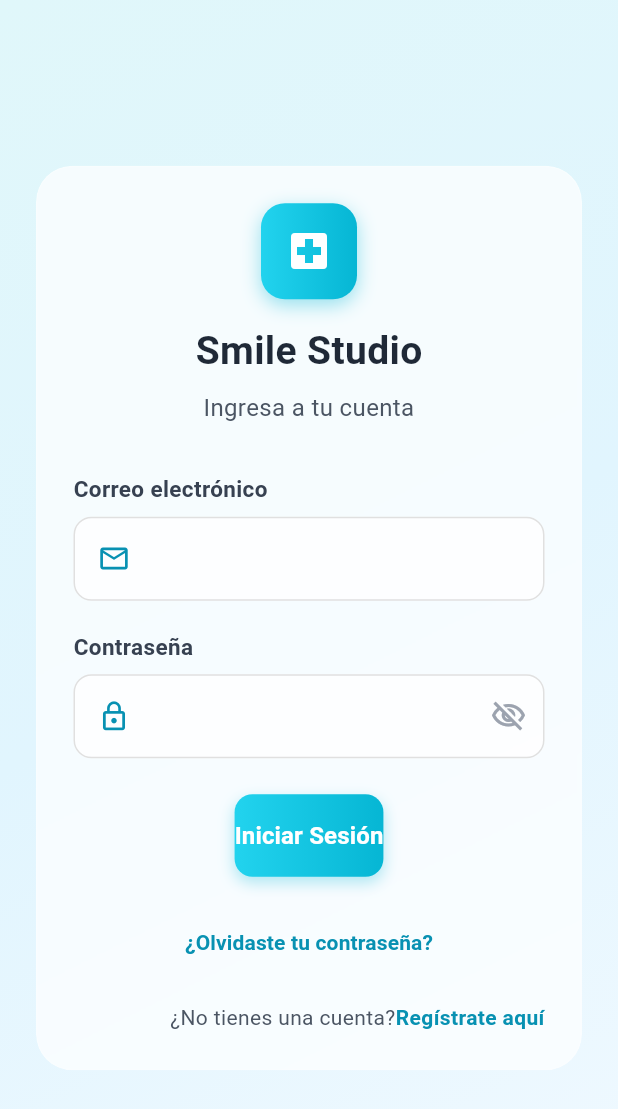
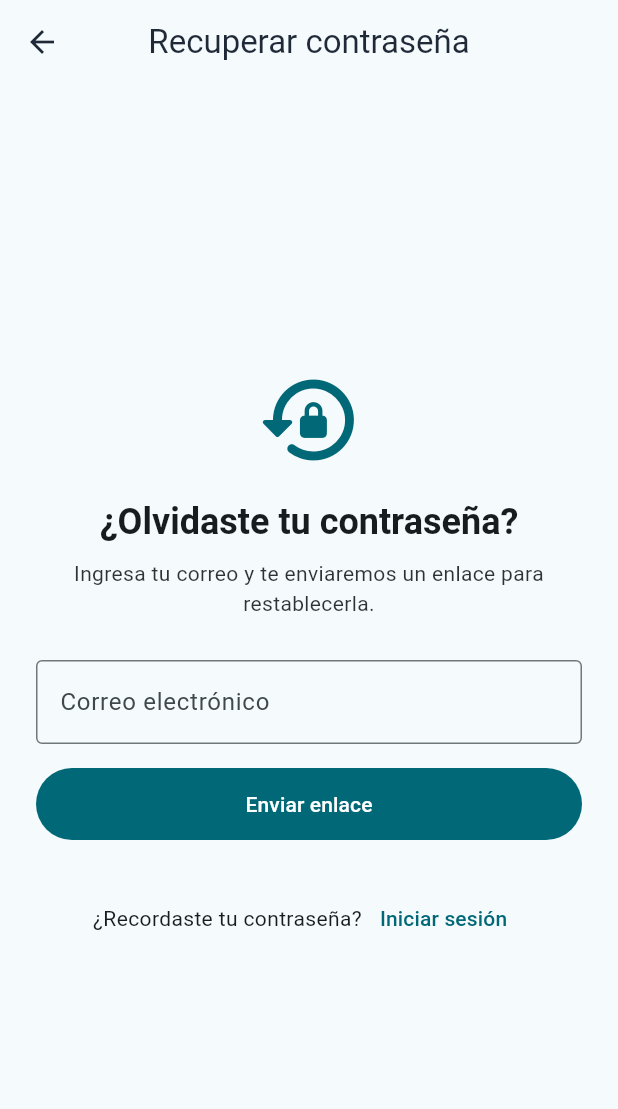
Before and after one commit to MOSZDan/sitwo-project-mobile, a Flutter app: the LoginScreen screen opened by its route, after a tap on "¿Olvidaste tu contraseña?", on a phone screen of 412 x 824 dp. Shown: the top 1109 px of the screen. Run offline on Flutter 3.47's test engine with Material 3 defaults, Android fonts, the light colour scheme and no system bars; our stand-ins replace shared_preferences; accounts and stored records are empty.

Commit message:
SI2-19 Se ha desarrollado el screen de recuperar contraseña

```diff
--- /dev/null
+++ b/lib/screens/forgot_password_screen.dart
@@ -0,0 +1,341 @@
+// lib/screens/forgot_password_screen.dart
+import 'dart:async';
+import 'dart:convert';
+import 'package:flutter/material.dart';
+import 'package:flutter/services.dart';
+import 'package:http/http.dart' as http;
+
+import '../config/app_config.dart';
+import 'login_screen.dart';
+
+class ForgotPasswordScreen extends StatefulWidget {
+  const ForgotPasswordScreen({super.key});
+
+  @override
+  State<ForgotPasswordScreen> createState() => _ForgotPasswordScreenState();
+}
+
+class _ForgotPasswordScreenState extends State<ForgotPasswordScreen> {
+  final _formKey = GlobalKey<FormState>();
+  final _emailCtrl = TextEditingController();
+  final _emailFocus = FocusNode();
+
+  bool _loading = false;
+  String? _serverMsg;
+  String? _serverErr;
+
+  // Cooldown anti-spam (opcional, mantenido)
+  static const int _cooldownSeconds = 45;
+  int _cooldownLeft = 0;
+  Timer? _cooldownTimer;
+
+  @override
+  void dispose() {
+    _cooldownTimer?.cancel();
+    _emailCtrl.dispose();
+    _emailFocus.dispose();
+    super.dispose();
+  }
+
+  String _apiUrl() =>
+      '${AppConfig.baseUrl}${AppConfig.apiPrefix}/auth/password-reset/';
+
+  String? _validateEmail(String? value) {
+    final s = (value ?? '').trim();
+    if (s.isEmpty) return 'Ingresa tu correo';
+    final re = RegExp(r'^[^@\s]+@[^@\s]+\.[^@\s]+$');
+    if (!re.hasMatch(s)) return 'Correo inválido';
+    return null;
+  }
+
+  void _startCooldown() {
+    setState(() => _cooldownLeft = _cooldownSeconds);
+    _cooldownTimer?.cancel();
+    _cooldownTimer = Timer.periodic(const Duration(seconds: 1), (t) {
+      if (!mounted) return;
+      if (_cooldownLeft <= 1) {
+        t.cancel();
+        setState(() => _cooldownLeft = 0);
+      } else {
+        setState(() => _cooldownLeft -= 1);
+      }
+    });
+  }
+
+  Future<void> _submit() async {
+    if (_loading || _cooldownLeft > 0) return;
+    _serverErr = null;
+    _serverMsg = null;
+
+    if (!_formKey.currentState!.validate()) {
+      _emailFocus.requestFocus();
+      return;
+    }
+
+    FocusScope.of(context).unfocus();
+    HapticFeedback.selectionClick();
+    setState(() => _loading = true);
+
+    try {
+      final res = await http
+          .post(
+            Uri.parse(_apiUrl()),
+            headers: AppConfig.defaultHeaders,
+            body: jsonEncode({'email': _emailCtrl.text.trim()}),
+          )
+          .timeout(AppConfig.requestTimeout);
+
+      final data = res.body.isNotEmpty ? jsonDecode(res.body) : {};
+      if (res.statusCode == 200) {
+        _serverMsg =
+            (data['message'] as String?) ??
+            'Si el correo existe, enviamos un enlace para restablecer tu contraseña.';
+        if (mounted) _showSuccessNotice(_serverMsg!);
+        _startCooldown();
+      } else if (res.statusCode == 400) {
+        _serverErr = (data['detail'] as String?) ?? 'Solicitud inválida.';
+        _showSnack(_serverErr!, isError: true);
+      } else {
+        _serverErr = 'Error inesperado (${res.statusCode}).';
+        _showSnack(_serverErr!, isError: true);
+      }
+    } on TimeoutException {
+      _serverErr = 'Tiempo de espera agotado. Inténtalo nuevamente.';
+      _showSnack(_serverErr!, isError: true);
+    } catch (e) {
+      _serverErr = 'Error de red: $e';
+      _showSnack(_serverErr!, isError: true);
+    } finally {
+      if (mounted) setState(() => _loading = false);
+    }
+  }
+
+  void _showSnack(String msg, {bool isError = false}) {
+    if (!mounted) return;
+    ScaffoldMessenger.of(context).showSnackBar(
+      SnackBar(
+        content: Text(msg),
+        backgroundColor: isError ? Colors.red : null,
+        behavior: SnackBarBehavior.floating,
+      ),
+    );
+  }
+
+  Future<void> _showSuccessNotice(String message) async {
+    if (!mounted) return;
+    await showModalBottomSheet<void>(
+      context: context,
+      isScrollControlled: true,
+      showDragHandle: true,
+      backgroundColor: Theme.of(context).colorScheme.surface,
+      shape: const RoundedRectangleBorder(
+        borderRadius: BorderRadius.vertical(top: Radius.circular(20)),
+      ),
+      builder: (ctx) {
+        final theme = Theme.of(ctx);
+        return SafeArea(
+          child: Padding(
+            padding: const EdgeInsets.fromLTRB(20, 8, 20, 24),
+            child: Column(
+              mainAxisSize: MainAxisSize.min,
+              children: [
+                Icon(
+                  Icons.mark_email_read_rounded,
+                  size: 56,
+                  color: theme.colorScheme.primary,
+                ),
+                const SizedBox(height: 12),
+                Text(
+                  'Correo enviado',
+                  style: theme.textTheme.titleLarge?.copyWith(
+                    fontWeight: FontWeight.w700,
+                  ),
+                  textAlign: TextAlign.center,
+                ),
+                const SizedBox(height: 8),
+                Text(
+                  message,
+                  style: theme.textTheme.bodyMedium,
+                  textAlign: TextAlign.center,
+                ),
+                const SizedBox(height: 16),
+                SizedBox(
+                  width: double.infinity,
+                  child: FilledButton(
+                    onPressed: () => Navigator.of(ctx).pop(),
+                    child: const Text('Listo'),
+                  ),
+                ),
+              ],
+            ),
+          ),
+        );
+      },
+    );
+  }
+
+  @override
+  Widget build(BuildContext context) {
+    final theme = Theme.of(context);
+    final canSubmit = !_loading && _cooldownLeft == 0;
+
+    return Scaffold(
+      appBar: AppBar(
+        title: const Text('Recuperar contraseña'),
+        centerTitle: true,
+      ),
+      body: SafeArea(
+        child: LayoutBuilder(
+          builder: (context, constraints) {
+            // Centrado vertical: el contenido ocupa al menos la altura visible
+            return SingleChildScrollView(
+              padding: const EdgeInsets.symmetric(horizontal: 24, vertical: 24),
+              child: ConstrainedBox(
+                constraints: BoxConstraints(
+                  minHeight: constraints.maxHeight - 48, // compensa padding
+                ),
+                child: Center(
+                  child: Column(
+                    mainAxisAlignment: MainAxisAlignment.center,
+                    children: [
+                      // Header / icono
+                      Icon(
+                        Icons.lock_reset_rounded,
+                        size: 72,
+                        color: theme.colorScheme.primary,
+                      ),
+                      const SizedBox(height: 16),
+                      Text(
+                        '¿Olvidaste tu contraseña?',
+                        style: theme.textTheme.headlineSmall?.copyWith(
+                          fontWeight: FontWeight.w700,
+                        ),
+                        textAlign: TextAlign.center,
+                      ),
+                      const SizedBox(height: 8),
+                      Text(
+                        'Ingresa tu correo y te enviaremos un enlace para restablecerla.',
+                        style: theme.textTheme.bodyMedium?.copyWith(
+                          color: theme.textTheme.bodyMedium?.color?.withOpacity(
+                            0.9,
+                          ),
+                        ),
+                        textAlign: TextAlign.center,
+                      ),
+
+                      const SizedBox(height: 28),
+
+                      // Form centrado
+                      ConstrainedBox(
+                        constraints: const BoxConstraints(maxWidth: 420),
+                        child: Form(
+                          key: _formKey,
+                          child: Column(
+                            children: [
+                              TextFormField(
+                                controller: _emailCtrl,
+                                focusNode: _emailFocus,
+                                keyboardType: TextInputType.emailAddress,
+                                textInputAction: TextInputAction.done,
+                                autofillHints: const [AutofillHints.email],
+                                validator: _validateEmail,
+                                decoration: const InputDecoration(
+                                  labelText: 'Correo electrónico',
+                                  hintText: 'tucorreo@dominio.com',
+                                  border: OutlineInputBorder(),
+                                ),
+                                onFieldSubmitted: (_) => _submit(),
+                              ),
+                              const SizedBox(height: 16),
+                              SizedBox(
+                                width: double.infinity,
+                                height: 48,
+                                child: FilledButton(
+                                  onPressed: canSubmit ? _submit : null,
+                                  child: AnimatedSwitcher(
+                                    duration: const Duration(milliseconds: 200),
+                                    transitionBuilder:
+                                        (c, a) => FadeTransition(
+                                          opacity: a,
+                                          child: c,
+                                        ),
+                                    child:
+                                        _loading
+                                            ? const SizedBox(
+                                              key: ValueKey('loading'),
+                                              width: 22,
+                                              height: 22,
+                                              child: CircularProgressIndicator(
+                                                strokeWidth: 2,
+                                              ),
+                                            )
+                                            : Text(
+                                              _cooldownLeft > 0
+                                                  ? 'Reintentar en $_cooldownLeft s'
+                                                  : 'Enviar enlace',
+                                              key: const ValueKey('label'),
+                                            ),
+                                  ),
+                                ),
+                              ),
+                              if (_serverMsg != null) ...[
+                                const SizedBox(height: 12),
+                                Text(
+                                  _serverMsg!,
+                                  textAlign: TextAlign.center,
+                                  style: theme.textTheme.bodySmall,
+                                ),
+                              ],
+                              if (_serverErr != null) ...[
+                                const SizedBox(height: 12),
+                                Text(
+                                  _serverErr!,
+                                  textAlign: TextAlign.center,
+                                  style: theme.textTheme.bodySmall?.copyWith(
+                                    color: theme.colorScheme.error,
+                                  ),
+                                ),
+                              ],
+                            ],
+                          ),
+                        ),
+                      ),
+
+                      const SizedBox(height: 28),
+
+                      // Enlace a Login
+                      Row(
+                        mainAxisAlignment: MainAxisAlignment.center,
+                        children: [
+                          Text(
+                            '¿Recordaste tu contraseña?',
+                            style: theme.textTheme.bodyMedium,
+                          ),
+                          TextButton(
+                            onPressed: () {
+                              // si hay ruta previa, volvemos; si no, reemplazamos por Login
+                              if (Navigator.of(context).canPop()) {
+                                Navigator.of(context).pop();
+                              } else {
+                                Navigator.of(context).pushReplacement(
+                                  MaterialPageRoute(
+                                    builder: (_) => const LoginScreen(),
+                                  ),
+                                );
+                              }
+                            },
+                            child: const Text('Iniciar sesión'),
+                          ),
+                        ],
+                      ),
+                    ],
+                  ),
+                ),
+              ),
+            );
+          },
+        ),
+      ),
+    );
+  }
+}
--- a/lib/screens/login_screen.dart
+++ b/lib/screens/login_screen.dart
@@ -1,9 +1,9 @@
-
 import 'dart:ui';
 import 'package:flutter/material.dart';
 import '../config/app_config.dart';
 import '../services/http_service.dart';
 import '../utils/app_routes.dart';
+import 'forgot_password_screen.dart';
 
 class LoginScreen extends StatefulWidget {
   const LoginScreen({super.key});
@@ -29,13 +29,10 @@ class _LoginScreenState extends State<LoginScreen> {
     setState(() => _isLoading = true);
 
     try {
-      final response = await _httpService.post(
-        AppConfig.loginEndpoint,
-        {
+      final response = await _httpService.post(AppConfig.loginEndpoint, {
         'email': _emailController.text.trim(),
         'password': _passwordController.text,
-        },
-      );
+      });
 
       if (mounted) {
         if (response.containsKey('token')) {
@@ -127,7 +124,9 @@ class _LoginScreenState extends State<LoginScreen> {
                               borderRadius: BorderRadius.circular(16),
                               boxShadow: [
                                 BoxShadow(
-                                  color: const Color(0xFF06B6D4).withOpacity(0.4),
+                                  color: const Color(
+                                    0xFF06B6D4,
+                                  ).withOpacity(0.4),
                                   blurRadius: 10,
                                   offset: const Offset(0, 4),
                                 ),
@@ -151,7 +150,10 @@ class _LoginScreenState extends State<LoginScreen> {
                           const SizedBox(height: 8),
                           const Text(
                             'Ingresa a tu cuenta',
-                            style: TextStyle(color: Color(0xFF4B5563), fontSize: 16),
+                            style: TextStyle(
+                              color: Color(0xFF4B5563),
+                              fontSize: 16,
+                            ),
                             textAlign: TextAlign.center,
                           ),
                           const SizedBox(height: 32),
@@ -167,8 +169,7 @@ class _LoginScreenState extends State<LoginScreen> {
                                 return 'El correo es requerido';
                               }
                               if (!RegExp(
-                                r'^[a-zA-Z0-9._%+-]+@[a-zA-Z0-9.-]+\.[a-zA-Z]{2,}'
-,
+                                r'^[a-zA-Z0-9._%+-]+@[a-zA-Z0-9.-]+\.[a-zA-Z]{2,}',
                               ).hasMatch(value.trim())) {
                                 return 'Ingresa un correo válido';
                               }
@@ -190,8 +191,10 @@ class _LoginScreenState extends State<LoginScreen> {
                                     : Icons.visibility_outlined,
                                 color: const Color(0xFF9CA3AF),
                               ),
-                              onPressed: () =>
-                                  setState(() => _obscurePassword = !_obscurePassword),
+                              onPressed:
+                                  () => setState(
+                                    () => _obscurePassword = !_obscurePassword,
+                                  ),
                             ),
                             validator: (value) {
                               if (value == null || value.isEmpty) {
@@ -209,8 +212,20 @@ class _LoginScreenState extends State<LoginScreen> {
 
                           // Forgot Password
                           TextButton(
-                            onPressed: _isLoading ? null : () {
-                              // TODO: Navigate to forgot password screen
+                            onPressed:
+                                _isLoading
+                                    ? null
+                                    : () {
+                                      FocusScope.of(
+                                        context,
+                                      ).unfocus(); // cierra teclado sin mover layout
+                                      Navigator.of(context).push(
+                                        MaterialPageRoute(
+                                          builder:
+                                              (_) =>
+                                                  const ForgotPasswordScreen(),
+                                        ),
+                                      );
                                     },
                             child: const Text(
                               '¿Olvidaste tu contraseña?',
@@ -234,13 +249,18 @@ class _LoginScreenState extends State<LoginScreen> {
                                     fontSize: 14,
                                     color: Color(0xFF4B5563),
                                   ),
-                                  textAlign: TextAlign.right, // Align text to the right within its expanded space
+                                  textAlign:
+                                      TextAlign
+                                          .right, // Align text to the right within its expanded space
                                 ),
                               ),
                               GestureDetector(
-                                onTap: _isLoading
+                                onTap:
+                                    _isLoading
                                         ? null
-                                    : () => AppRoutes.navigateToRegister(context),
+                                        : () => AppRoutes.navigateToRegister(
+                                          context,
+                                        ),
                                 child: const Text(
                                   'Regístrate aquí',
                                   style: TextStyle(
@@ -292,7 +312,8 @@ class _LoginScreenState extends State<LoginScreen> {
             borderRadius: BorderRadius.circular(12),
           ),
         ),
-        child: _isLoading
+        child:
+            _isLoading
                 ? const SizedBox(
                   height: 24,
                   width: 24,
@@ -341,10 +362,15 @@ class _LoginScreenState extends State<LoginScreen> {
           validator: validator,
           style: const TextStyle(fontSize: 16, color: Color(0xFF1F2937)),
           decoration: InputDecoration(
-            prefixIcon: prefixIcon != null
+            prefixIcon:
+                prefixIcon != null
                     ? Padding(
                       padding: const EdgeInsets.only(left: 16, right: 12),
-                    child: Icon(prefixIcon, color: const Color(0xFF0891B2), size: 22),
+                      child: Icon(
+                        prefixIcon,
+                        color: const Color(0xFF0891B2),
+                        size: 22,
+                      ),
                     )
                     : null,
             suffixIcon: suffixIcon,
@@ -364,7 +390,10 @@ class _LoginScreenState extends State<LoginScreen> {
             ),
             errorBorder: OutlineInputBorder(
               borderRadius: BorderRadius.circular(12),
-              borderSide: const BorderSide(color: Color(0xFFEF4444), width: 1.5),
+              borderSide: const BorderSide(
+                color: Color(0xFFEF4444),
+                width: 1.5,
+              ),
             ),
             focusedErrorBorder: OutlineInputBorder(
               borderRadius: BorderRadius.circular(12),
--- a/pubspec.yaml
+++ b/pubspec.yaml
@@ -12,8 +12,9 @@ dependencies:
   flutter:
     sdk: flutter
   cupertino_icons: ^1.0.8
-  http: ^1.1.0
+  http: ^1.5.0
   shared_preferences: ^2.2.2
+  url_launcher: ^6.3.2
 
 dev_dependencies:
   flutter_test:
```
Also changed, not shown: lib/screens/register_screen.dart (+9 -2 lines), pubspec.lock, 5 other files. Lines whose indentation alone changed are shown as unchanged.
